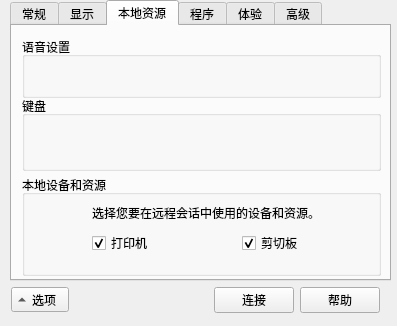
Before: the Qt Designer form rdcD.ui in rtty122333/PyRDP, drawn with Qt 5.
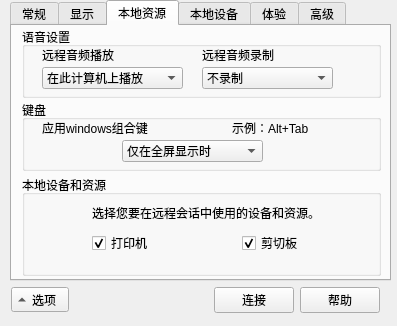
After: the same form once the commit is applied. The open tabs and pages were chosen to show the change.

Commit message: device component

```diff
--- a/rdcD.ui
+++ b/rdcD.ui
@@ -476,27 +476,152 @@
        <property name="geometry">
         <rect>
          <x>10</x>
-         <y>11</y>
+         <y>1</y>
          <width>359</width>
-         <height>61</height>
+         <height>71</height>
         </rect>
        </property>
        <property name="title">
         <string>语音设置</string>
        </property>
+       <widget class="QLabel" name="audioPlayLabel">
+        <property name="geometry">
+         <rect>
+          <x>20</x>
+          <y>20</y>
+          <width>81</width>
+          <height>16</height>
+         </rect>
+        </property>
+        <property name="text">
+         <string>远程音频播放</string>
+        </property>
+       </widget>
+       <widget class="QLabel" name="audioCaptureLabel">
+        <property name="geometry">
+         <rect>
+          <x>180</x>
+          <y>20</y>
+          <width>81</width>
+          <height>16</height>
+         </rect>
+        </property>
+        <property name="text">
+         <string>远程音频录制</string>
+        </property>
+       </widget>
+       <widget class="QComboBox" name="audioPlayComBox">
+        <property name="geometry">
+         <rect>
+          <x>20</x>
+          <y>40</y>
+          <width>141</width>
+          <height>22</height>
+         </rect>
+        </property>
+        <item>
+         <property name="text">
+          <string>在此计算机上播放</string>
+         </property>
+        </item>
+        <item>
+         <property name="text">
+          <string>在远程计算机上播放</string>
+         </property>
+        </item>
+        <item>
+         <property name="text">
+          <string>不要播放</string>
+         </property>
+        </item>
+       </widget>
+       <widget class="QComboBox" name="audioCaptureComBox">
+        <property name="geometry">
+         <rect>
+          <x>180</x>
+          <y>40</y>
+          <width>131</width>
+          <height>22</height>
+         </rect>
+        </property>
+        <item>
+         <property name="text">
+          <string>不录制</string>
+         </property>
+        </item>
+        <item>
+         <property name="text">
+          <string>从此计算机进行记录</string>
+         </property>
+        </item>
+       </widget>
       </widget>
       <widget class="QGroupBox" name="keyGroupBox">
        <property name="geometry">
         <rect>
          <x>10</x>
-         <y>70</y>
+         <y>74</y>
          <width>359</width>
-         <height>75</height>
+         <height>71</height>
         </rect>
        </property>
        <property name="title">
         <string>键盘</string>
        </property>
+       <widget class="QLabel" name="keyLabel">
+        <property name="geometry">
+         <rect>
+          <x>20</x>
+          <y>20</y>
+          <width>111</width>
+          <height>16</height>
+         </rect>
+        </property>
+        <property name="text">
+         <string>应用windows组合键</string>
+        </property>
+       </widget>
+       <widget class="QComboBox" name="keyComBox">
+        <property name="geometry">
+         <rect>
+          <x>100</x>
+          <y>40</y>
+          <width>141</width>
+          <height>22</height>
+         </rect>
+        </property>
+        <property name="currentIndex">
+         <number>2</number>
+        </property>
+        <item>
+         <property name="text">
+          <string>在这台计算机上</string>
+         </property>
+        </item>
+        <item>
+         <property name="text">
+          <string>在远程计算机上</string>
+         </property>
+        </item>
+        <item>
+         <property name="text">
+          <string>仅在全屏显示时</string>
+         </property>
+        </item>
+       </widget>
+       <widget class="QLabel" name="keyTestLabel">
+        <property name="geometry">
+         <rect>
+          <x>210</x>
+          <y>20</y>
+          <width>111</width>
+          <height>16</height>
+         </rect>
+        </property>
+        <property name="text">
+         <string>示例：Alt+Tab</string>
+        </property>
+       </widget>
       </widget>
       <widget class="QGroupBox" name="resGroupBox">
        <property name="geometry">
@@ -559,7 +684,7 @@
      </widget>
      <widget class="QWidget" name="tab_6">
       <attribute name="title">
-       <string>程序</string>
+       <string>本地设备</string>
       </attribute>
      </widget>
      <widget class="QWidget" name="tab_7">
```
Left out of the diff: 67 changed lines with no effect on the pictures. The commit also changes 1 other file.
